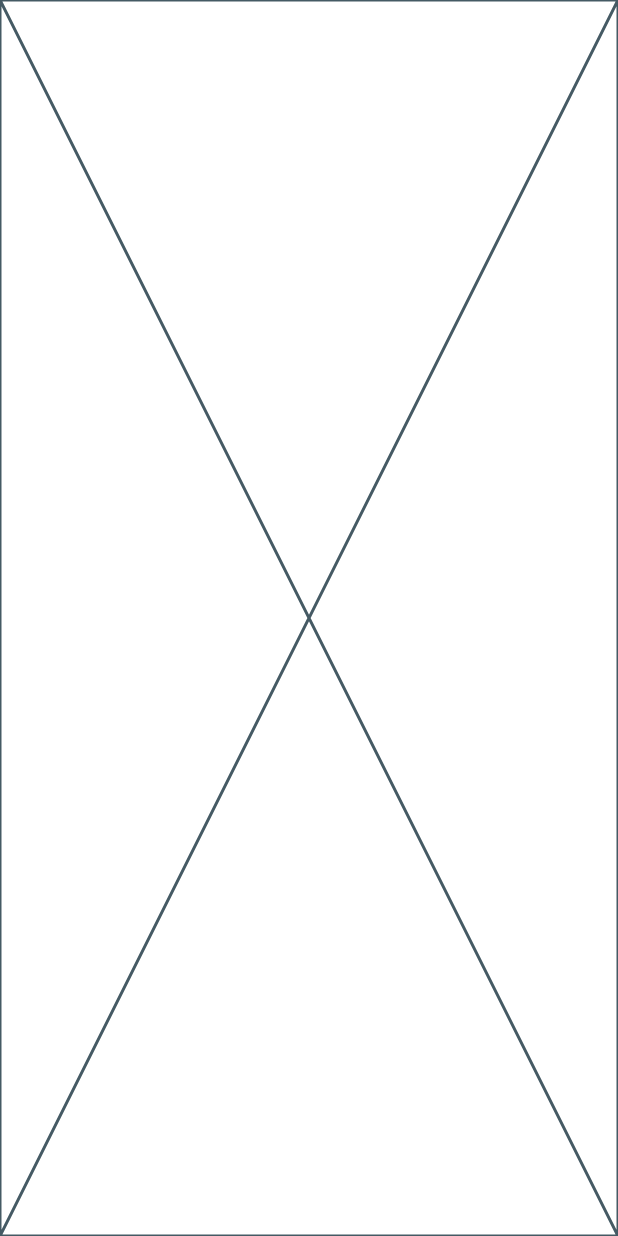
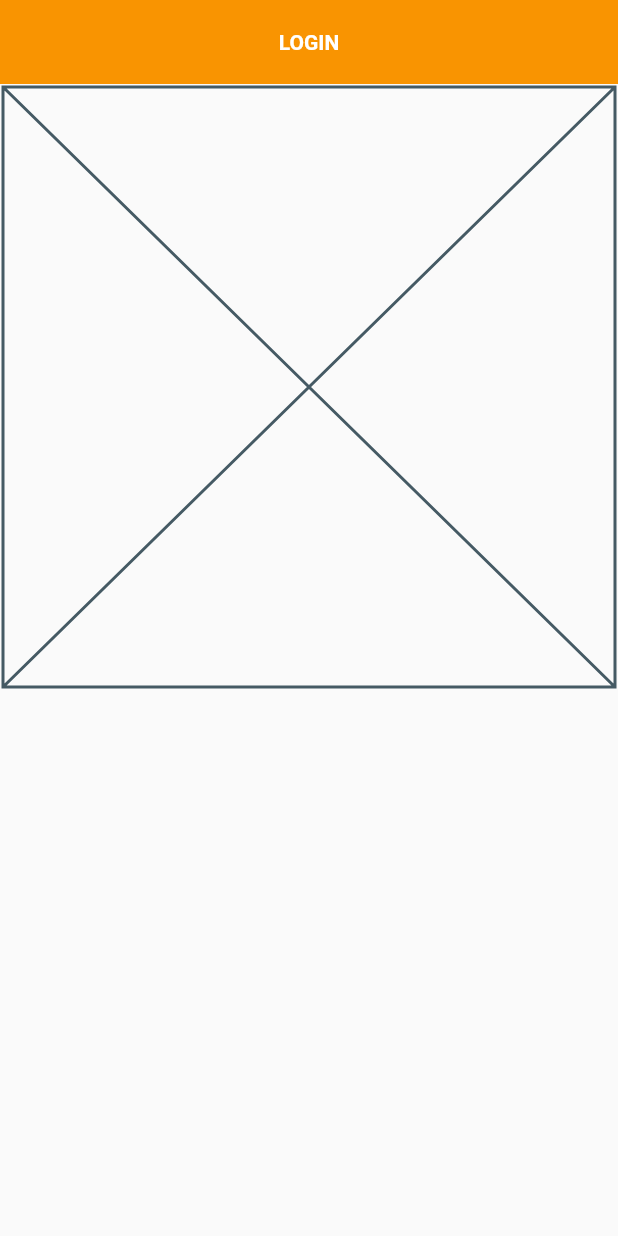
Before and after one commit to masumba/codementor-polling-mobile-app, a Flutter app: the screen it shows after launch, on a phone screen of 412 x 824 dp. Run offline on Flutter 3.47's test engine with Material 2 defaults, Android fonts, the phone set to English and light mode, and no system bars; drawn by our look-alikes of auto_size_text; our stand-ins replace another_flushbar, cached_network_image, firebase_auth, firebase_core, flutter_feather_icons, font_awesome_flutter and 11 more; missing offline and left inert: edge_alerts, ndialog, remove_emoji; accounts and stored records are empty; project files that could hold a hidden picture were left out.

Commit message:
[update] adds validator. [update] updates login screen, app container and theme.

```diff
--- a/mobile_app/lib/constants/app_color.dart
+++ b/mobile_app/lib/constants/app_color.dart
@@ -1,6 +1,12 @@
 class AppColor {
-  static const String primaryColor = '#00FF00';
+  static const String primaryColorDark = '#F57C00';
+  static const String primaryColorLight = '#FFE0B2';
+  static const String primaryColor = '#FF9800';
   static const String secondaryColor = '#86957e';
   static const String tertiaryColor = '#6b989b';
   static const String neutralColor = '#90918c';
+  static const String accentColor = '#CDDC39';
+  static const String textColor = '#212121';
+  static const String iconColor = '#212121';
+  static const String dividerColor = '#BDBDBD';
 }
--- a/mobile_app/lib/constants/theme.dart
+++ b/mobile_app/lib/constants/theme.dart
@@ -19,18 +19,18 @@ class AppTheme {
       ),
       textTheme:
           GoogleFonts.dmSansTextTheme().apply(displayColor: Colors.black),
-      appBarTheme: const AppBarTheme(
+      appBarTheme: AppBarTheme(
         systemOverlayStyle: SystemUiOverlayStyle(
-          statusBarColor: Colors.transparent, // For Android
-          statusBarIconBrightness: Brightness.dark,
+          statusBarColor: AppColor.primaryColorDark.toColor(), // For Android
+          statusBarIconBrightness: Brightness.light,
           // For iOS.
           statusBarBrightness: Brightness.light,
         ),
-        backgroundColor: Colors.white,
-        iconTheme: IconThemeData(color: Colors.black),
+        backgroundColor: AppColor.primaryColor.toColor(),
+        iconTheme: const IconThemeData(color: Colors.white),
         centerTitle: true,
-        titleTextStyle: TextStyle(
-          color: Colors.black,
+        titleTextStyle: const TextStyle(
+          color: Colors.white,
         ),
       ),
       listTileTheme: const ListTileThemeData(
--- a/mobile_app/lib/views/authentication/login/login_view.dart
+++ b/mobile_app/lib/views/authentication/login/login_view.dart
@@ -1,5 +1,6 @@
 import 'package:flutter/material.dart';
 import 'package:mobile_app/views/authentication/login/login_view_model.dart';
+import 'package:mobile_app/widgets/app/app_container.dart';
 import 'package:stacked/stacked.dart';
 
 class LoginView extends StatefulWidget {
@@ -15,7 +16,11 @@ class _LoginViewState extends State<LoginView> {
     return ViewModelBuilder<LoginViewModel>.reactive(
       onViewModelReady: (model) => model.init(),
       viewModelBuilder: () => LoginViewModel(),
-      builder: (context, model, child) => Placeholder(),
+      builder: (context, model, child) => AppContainer(
+        appBarTitle: 'Login',
+        centerTitle: true,
+        containerBody: Placeholder(),
+      ),
     );
   }
 }
--- a/mobile_app/lib/widgets/app/app_container.dart
+++ b/mobile_app/lib/widgets/app/app_container.dart
@@ -33,6 +33,11 @@ class AppContainer extends StatefulWidget {
   final List<Widget>? persistentFooterButtons;
   final Widget? appBarActionButton;
 
+  /// The color of the [Material] widget that underlies the entire Scaffold.
+  ///
+  /// The theme's [ThemeData.scaffoldBackgroundColor] by default.
+  final Color? backgroundColor;
+
   const AppContainer({
     Key? key,
     required this.containerBody,
@@ -45,6 +50,7 @@ class AppContainer extends StatefulWidget {
     this.bottomNavBar,
     this.appBarBottom,
     this.appBarSubTitle,
+    this.backgroundColor,
     this.menuActions,
     this.persistentFooterButtons,
     this.centerTitle = false,
@@ -120,16 +126,12 @@ class _AppContainerState extends State<AppContainer> {
   @override
   Widget build(BuildContext context) {
     return Scaffold(
-      backgroundColor: AppColor.neutralColor.toColor(),
+      backgroundColor: widget.backgroundColor,
       appBar: widget.showAppBar
           ? AppBar(
               centerTitle: widget.centerTitle,
               elevation: 1,
               bottom: widget.appBarBottom,
-              iconTheme: IconThemeData(
-                color: AppColor.primaryColor.toColor(),
-              ),
-              backgroundColor: AppColor.tertiaryColor.toColor(),
               title: widget.useLogo
                   ? Image.asset(
                       AppImage.logo,
@@ -145,15 +147,24 @@ class _AppContainerState extends State<AppContainer> {
                               ? widget.appBarTitle.toUpperCase()
                               : widget.appBarTitle.toUpperCase(),
                           minFontSize: 10,
-                          style: SharedStyleUtil.appBarTitleTextStyle
-                              .copyWith(color: Colors.black),
+                          style: SharedStyleUtil.appBarTitleTextStyle.copyWith(
+                            color: Theme.of(context)
+                                .appBarTheme
+                                .titleTextStyle
+                                ?.color,
+                          ),
                         ),
                         if (widget.appBarSubTitle != null)
                           AutoSizeText(
                             widget.appBarSubTitle?.toTitleCase() ?? '',
                             minFontSize: 4,
                             style: SharedStyleUtil.appBarSubTitleTextStyle
-                                .copyWith(color: Colors.black),
+                                .copyWith(
+                              color: Theme.of(context)
+                                  .appBarTheme
+                                  .titleTextStyle
+                                  ?.color,
+                            ),
                           )
                       ],
                     ),
```
Also changed, not shown: mobile_app/lib/utils/validator.dart (added, +84 -0 lines).
